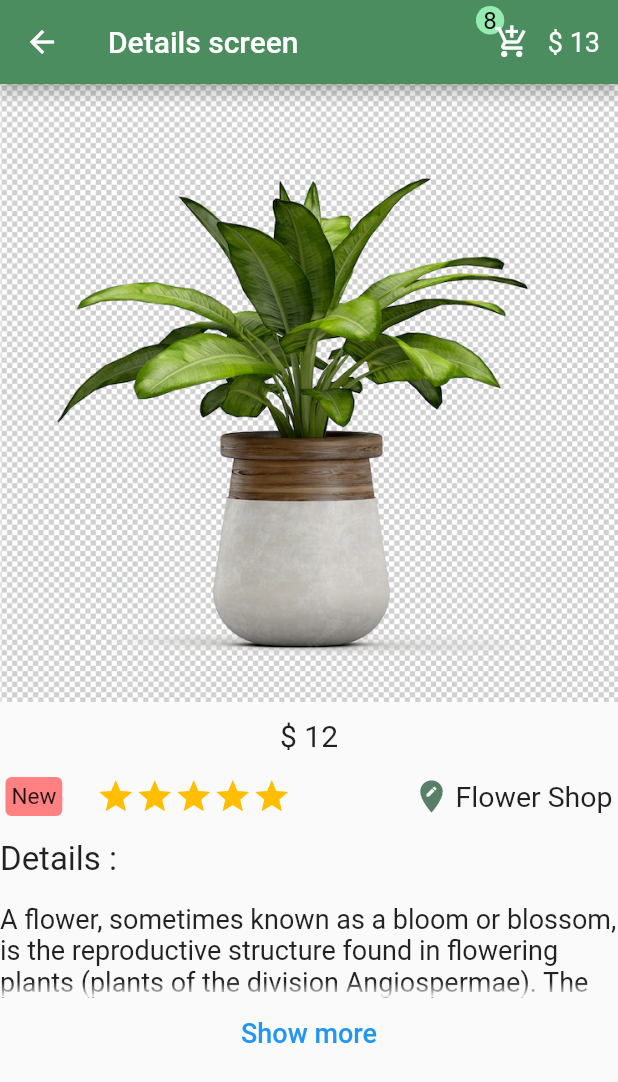
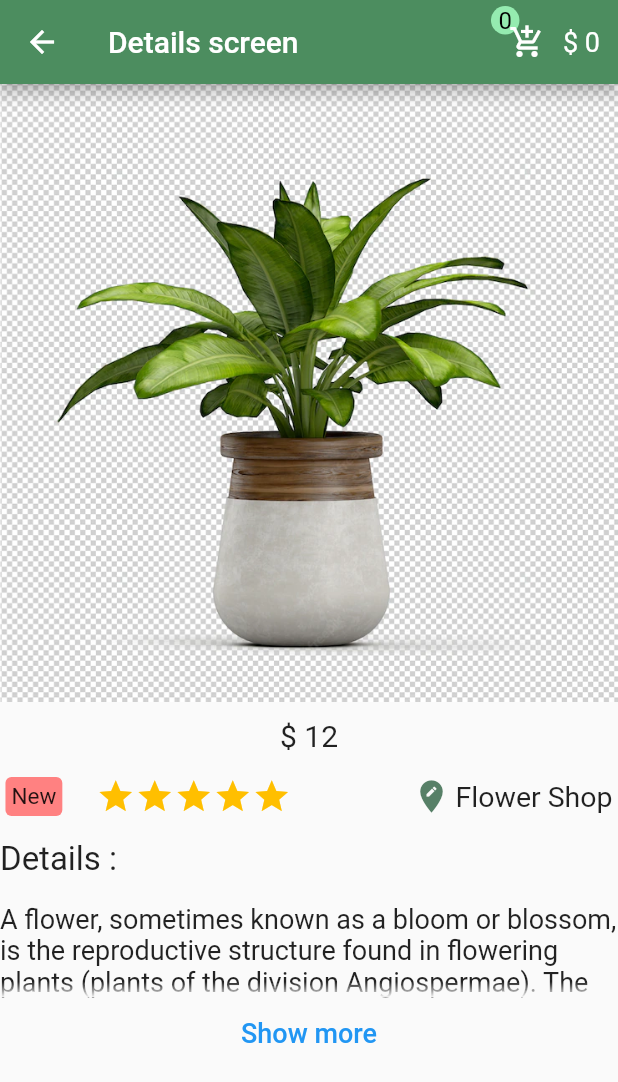
Before and after one commit to mohamedmostfa2000/E-commerce, a Flutter app: the Details screen opened directly with sample values from the repository, on a phone screen of 412 x 824 dp. Shown: the top 1082 px of the screen. Run offline on Flutter 3.47's test engine with Material 2 defaults, Android fonts, the phone set to English and light mode, and no system bars.

```diff
--- a/lib/pages/detail.dart
+++ b/lib/pages/detail.dart
@@ -1,4 +1,5 @@
 import 'package:e_commerce/model/item.dart';
+import 'package:e_commerce/shared/appbar.dart';
 import 'package:e_commerce/shared/colors.dart';
 import 'package:flutter/material.dart';
 
@@ -17,41 +18,7 @@ class _DetailsState extends State<Details> {
   Widget build(BuildContext context) {
     return Scaffold(
         appBar: AppBar(
-          actions: [
-            Row(
-              children: [
-                Stack(
-                  children: [
-                    Positioned(
-                      bottom: 24,
-                      child: Container(
-                          child: const Text(
-                            "8",
-                            style: TextStyle(
-                                fontSize: 16,
-                                color: Color.fromARGB(255, 0, 0, 0)),
-                          ),
-                          padding: EdgeInsets.all(5),
-                          decoration: BoxDecoration(
-                              color: Color.fromARGB(211, 164, 255, 193),
-                              shape: BoxShape.circle)),
-                    ),
-                    IconButton(
-                      onPressed: () {},
-                      icon: Icon(Icons.add_shopping_cart),
-                    ),
-                  ],
-                ),
-                Padding(
-                  padding: const EdgeInsets.only(right: 12),
-                  child: Text(
-                    "\$ 13",
-                    style: TextStyle(fontSize: 18),
-                  ),
-                ),
-              ],
-            ),
-          ],
+          actions: [ProductsAndPrice()],
           backgroundColor: appbarGreen,
           title: Text("Details screen"),
         ),
--- /dev/null
+++ b/lib/shared/appbar.dart
@@ -0,0 +1,44 @@
+import 'package:e_commerce/provider/cart.dart';
+import 'package:flutter/material.dart';
+import 'package:provider/provider.dart';
+
+class ProductsAndPrice extends StatelessWidget {
+  const ProductsAndPrice({Key? key}) : super(key: key);
+
+  @override
+  Widget build(BuildContext context) {
+    final Carttt = Provider.of<Cart>(context);
+    return Row(
+      children: [
+        Stack(
+          children: [
+            Positioned(
+              bottom: 24,
+              child: Container(
+                  child: Text(
+                    "${Carttt.selectedProducts.length}",
+                    style: const TextStyle(
+                        fontSize: 16, color: Color.fromARGB(255, 0, 0, 0)),
+                  ),
+                  padding: EdgeInsets.all(5),
+                  decoration: BoxDecoration(
+                      color: Color.fromARGB(211, 164, 255, 193),
+                      shape: BoxShape.circle)),
+            ),
+            IconButton(
+              onPressed: () {},
+              icon: Icon(Icons.add_shopping_cart),
+            ),
+          ],
+        ),
+        Padding(
+          padding: const EdgeInsets.only(right: 12),
+          child: Text(
+            "\$ ${Carttt.price}",
+            style: TextStyle(fontSize: 18),
+          ),
+        ),
+      ],
+    );
+  }
+}
```
Also changed, not shown: lib/pages/home.dart (+2 -35 lines).
